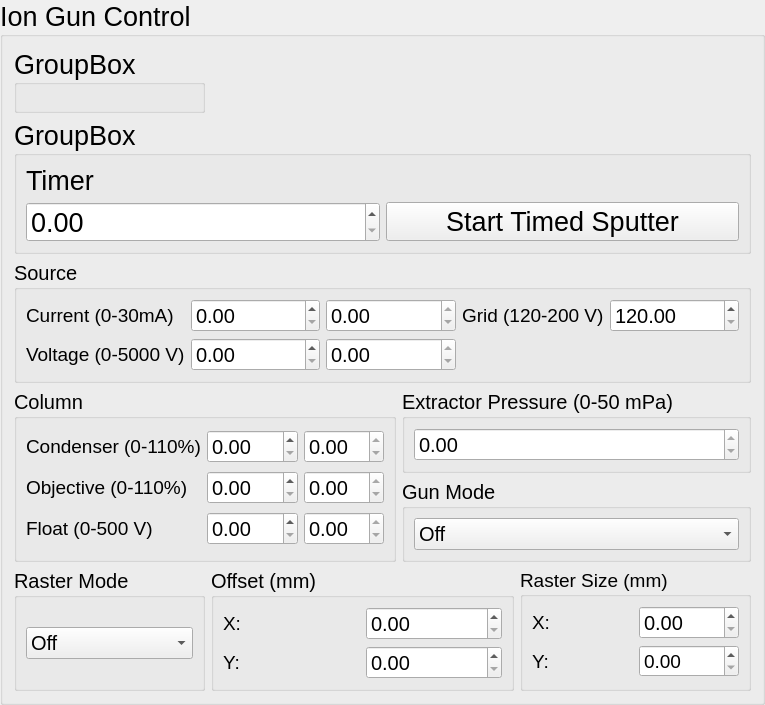
First picture: the form in Auger/measurement/ion_gun.ui, repository ScopeFoundry/HW_attocube_anc150, before the edit.
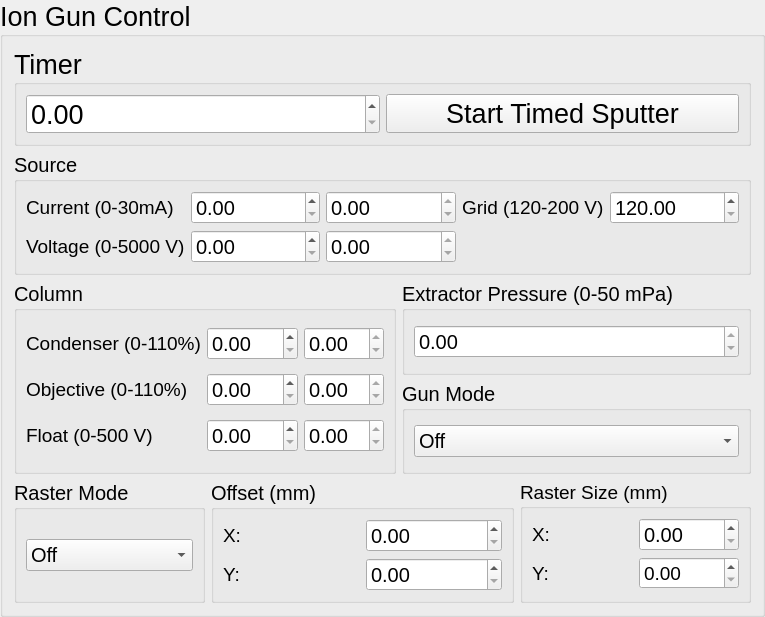
Second picture: the form after the edit.

Commit message: ion_gun: Timer implementation + ui changes

```diff
--- a/Auger/measurement/ion_gun.ui
+++ b/Auger/measurement/ion_gun.ui
@@ -7,7 +7,7 @@
     <x>0</x>
     <y>0</y>
     <width>765</width>
-    <height>578</height>
+    <height>617</height>
    </rect>
   </property>
   <property name="font">
@@ -26,7 +26,7 @@
    <string>Ion Gun Control</string>
   </property>
   <layout class="QGridLayout" name="gridLayout">
-   <item row="5" column="2" colspan="3">
+   <item row="4" column="2" colspan="3">
     <widget class="QGroupBox" name="Mode_gun_off_box">
      <property name="font">
       <font>
@@ -65,7 +65,7 @@
      </layout>
     </widget>
    </item>
-   <item row="6" column="1" colspan="2">
+   <item row="5" column="1" colspan="2">
     <widget class="QGroupBox" name="Offset_box">
      <property name="font">
       <font>
@@ -112,7 +112,7 @@
      </layout>
     </widget>
    </item>
-   <item row="4" column="2" colspan="3">
+   <item row="3" column="2" colspan="3">
     <widget class="QGroupBox" name="Extractor_box">
      <property name="font">
       <font>
@@ -134,7 +134,7 @@
      </layout>
     </widget>
    </item>
-   <item row="3" column="0" colspan="5">
+   <item row="2" column="0" colspan="5">
     <widget class="QGroupBox" name="Source_box">
      <property name="font">
       <font>
@@ -229,7 +229,7 @@
      </layout>
     </widget>
    </item>
-   <item row="6" column="0">
+   <item row="5" column="0">
     <widget class="QGroupBox" name="Raster_mode_box">
      <property name="font">
       <font>
@@ -263,7 +263,7 @@
      </layout>
     </widget>
    </item>
-   <item row="6" column="3" colspan="2">
+   <item row="5" column="3" colspan="2">
     <widget class="QGroupBox" name="Raster_size_box">
      <property name="font">
       <font>
@@ -316,7 +316,7 @@
      </layout>
     </widget>
    </item>
-   <item row="4" column="0" rowspan="2" colspan="2">
+   <item row="3" column="0" rowspan="2" colspan="2">
     <widget class="QGroupBox" name="Column_box">
      <property name="font">
       <font>
@@ -412,52 +412,25 @@
      </layout>
     </widget>
    </item>
-   <item row="1" column="0" colspan="5">
+   <item row="0" column="0" colspan="5">
     <widget class="QGroupBox" name="Timed_sputter">
      <property name="title">
-      <string>GroupBox</string>
+      <string>Timer</string>
      </property>
      <layout class="QGridLayout" name="gridLayout_6">
-      <item row="0" column="0">
-       <widget class="QLabel" name="Timer_label">
-        <property name="text">
-         <string>Timer</string>
-        </property>
-       </widget>
-      </item>
-      <item row="1" column="0">
-       <widget class="QDoubleSpinBox" name="Timer_doubleSpinBox"/>
-      </item>
-      <item row="1" column="1">
+      <item row="0" column="1">
        <widget class="QPushButton" name="Start_pushButton">
         <property name="text">
          <string>Start Timed Sputter</string>
         </property>
        </widget>
       </item>
-      <item row="0" column="1">
-       <spacer name="verticalSpacer">
-        <property name="orientation">
-         <enum>Qt::Vertical</enum>
-        </property>
-        <property name="sizeHint" stdset="0">
-         <size>
-          <width>20</width>
-          <height>40</height>
-         </size>
-        </property>
-       </spacer>
+      <item row="0" column="0">
+       <widget class="QDoubleSpinBox" name="Timer_doubleSpinBox"/>
       </item>
      </layout>
     </widget>
    </item>
-   <item row="0" column="0">
-    <widget class="QGroupBox" name="groupBox">
-     <property name="title">
-      <string>GroupBox</string>
-     </property>
-    </widget>
-   </item>
   </layout>
  </widget>
  <resources/>
```
The commit also changes 3 other files.
